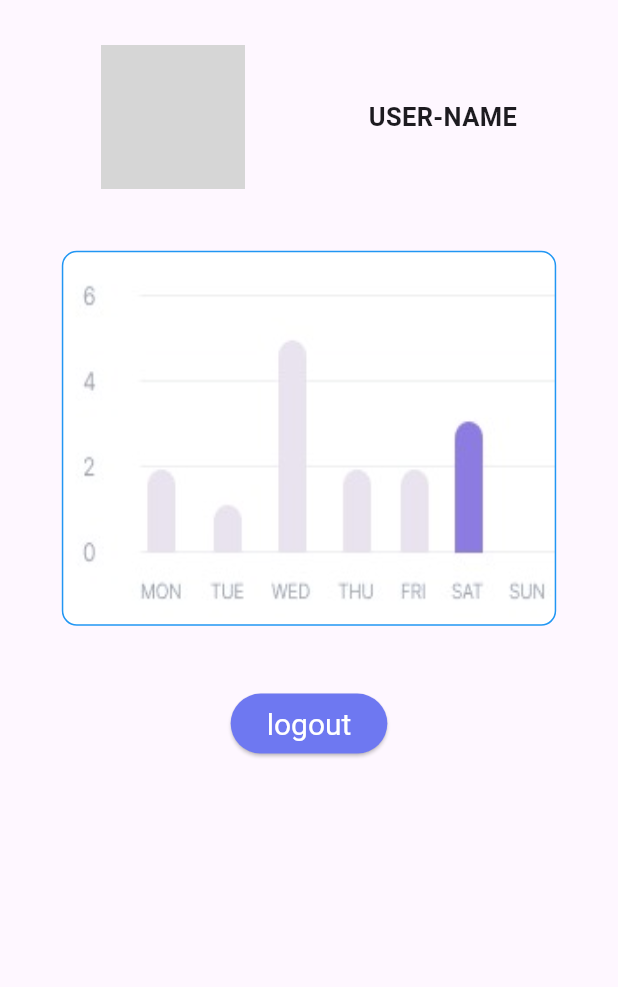
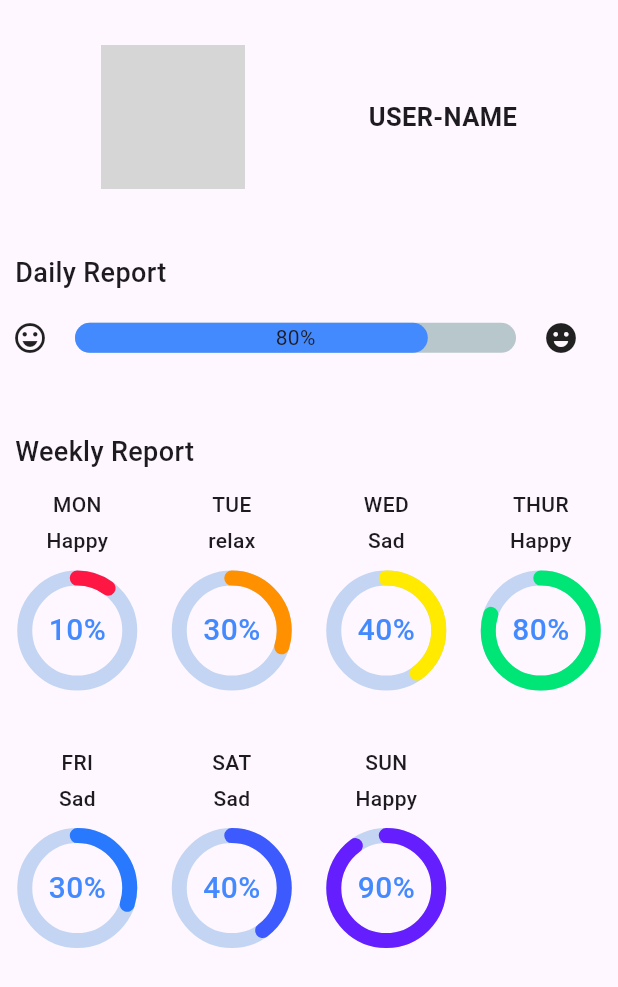
Before and after one commit to Linux-DEX/moodmate, a Flutter app: the SettigScreen screen opened directly, on a phone screen of 412 x 824 dp. Shown: the top 987 px of the screen. Run offline on Flutter 3.47's test engine with Material 3 defaults, Android fonts, the phone set to English and light mode, and no system bars; drawn by our look-alikes of percent_indicator; our stand-ins replace cloud_firestore, firebase_auth, firebase_core, fluttertoast, get, just_audio and 3 more; accounts and stored records are empty; network calls fail; grey boxes are pictures that could not be loaded.

Commit message:
design the profile page

```diff
--- /dev/null
+++ b/lib/reusable_widgets/day_report.dart
@@ -0,0 +1,42 @@
+import 'package:flutter/material.dart';
+import 'package:percent_indicator/linear_percent_indicator.dart';
+
+Container DailyReport(BuildContext context) {
+  return Container(
+    child: Row(
+      children: [
+        Padding(
+          padding: const EdgeInsets.all(8.0),
+          child: Icon(Icons.emoji_emotions_outlined),
+        ),
+        // Container(
+        //     margin: EdgeInsets.symmetric(vertical: 20),
+        //     width: 300,
+        //     height: 20,
+        //     child: ClipRRect(
+        //       borderRadius: BorderRadius.all(Radius.circular(10)),
+        //       child: LinearProgressIndicator(
+        //         value: 0.6,
+        //         valueColor: AlwaysStoppedAnimation<Color>(Color(0xff00ff00)),
+        //         backgroundColor: Color(0xffD6D6D6),
+        //       ),
+        //     ),
+        //   ),
+        LinearPercentIndicator(
+          width: MediaQuery.of(context).size.width - 98,
+          animation: true,
+          lineHeight: 20.0,
+          animationDuration: 2000,
+          percent: 0.8,
+          progressColor: Colors.blueAccent.shade200,
+          barRadius: Radius.circular(10),
+          center: Text("80%"),
+        ),
+        Padding(
+          padding: const EdgeInsets.all(8.0),
+          child: Icon(Icons.emoji_emotions_rounded),
+        ),
+      ],
+    ),
+  );
+}
--- /dev/null
+++ b/lib/reusable_widgets/weekly_report.dart
@@ -0,0 +1,77 @@
+import 'package:flutter/material.dart';
+import 'package:percent_indicator/circular_percent_indicator.dart';
+
+Column circular(int percentage, String day, String mood, Color colorOne) {
+  double per = percentage / 100;
+  return Column(
+    children: [
+      Padding(
+        padding: EdgeInsets.fromLTRB(10, 2, 10, 2),
+        child: Text(
+          day,
+          style: TextStyle(
+            fontWeight: FontWeight.w500
+          ),
+        ),
+      ),
+      Padding(
+        padding: EdgeInsets.fromLTRB(10, 2, 10, 2),
+        child: Text(
+          mood,
+          style: TextStyle(
+            fontWeight: FontWeight.w500
+          ),
+        ),
+      ),
+      Padding(
+        padding: const EdgeInsets.all(8.0),
+        child: Container(
+          child: CircularPercentIndicator(
+            animation: true,
+            animationDuration: 1000,
+            radius: 40,
+            lineWidth: 10,
+            // percent: 0.4,
+            percent: per,
+            // progressColor: Colors.blueAccent.shade200,
+            progressColor: colorOne,
+            backgroundColor: const Color.fromARGB(255, 195, 213, 242),
+            circularStrokeCap: CircularStrokeCap.round,
+            center: Text(
+              percentage.toStringAsFixed(0) + "%",
+              style: TextStyle(
+                  fontSize: 20,
+                  color: Colors.blueAccent,
+                  fontWeight: FontWeight.w500),
+            ),
+            // center: Icon(
+            //   Icons.accessibility_new_rounded,
+            //   color: Colors.blueAccent,
+            // ),
+          ),
+        ),
+      ),
+    ],
+  );
+}
+
+Container WeeklyReport(BuildContext context) {
+  return Container(
+    child: Expanded(
+        child: GridView.count(
+      crossAxisCount: 4,
+      // mainAxisSpacing: 10,
+      // crossAxisSpacing: 10,
+      childAspectRatio: 6/10,
+      children: [
+        circular(10, "MON", "Happy", Colors.redAccent.shade400),
+        circular(30, "TUE", "relax", Colors.orangeAccent.shade400),
+        circular(40, "WED", "Sad", Colors.yellowAccent.shade400),
+        circular(80, "THUR", "Happy", Colors.greenAccent.shade400),
+        circular(30, "FRI", "Sad", Colors.blueAccent.shade400),
+        circular(40, "SAT", "Sad", Colors.indigoAccent.shade400),
+        circular(90, "SUN", "Happy", Colors.deepPurpleAccent.shade400),
+      ],
+    )),
+  );
+}
--- a/lib/screens/settings_screen.dart
+++ b/lib/screens/settings_screen.dart
@@ -1,5 +1,7 @@
 import 'package:flutter/material.dart';
 import 'package:moodmate/main.dart';
+import 'package:moodmate/reusable_widgets/day_report.dart';
+import 'package:moodmate/reusable_widgets/weekly_report.dart';
 import 'package:moodmate/screens/welcome_page.dart';
 import 'package:shared_preferences/shared_preferences.dart';
 
@@ -16,6 +18,7 @@ class _SettigScreenState extends State<SettigScreen> {
     return Scaffold(
       body: SafeArea(
         child: Column(
+          crossAxisAlignment: CrossAxisAlignment.start,
           children: [
             Padding(
               padding: const EdgeInsets.fromLTRB(0, 30, 0, 0),
@@ -30,10 +33,10 @@ class _SettigScreenState extends State<SettigScreen> {
                       child: const CircleAvatar(
                         backgroundImage: NetworkImage(
                             "https://res.cloudinary.com/demo/image/facebook/65646572251.jpg"),
-                        ),
+                      ),
                     ),
                   ),
-                  SizedBox(width: MediaQuery.of(context).size.width*0.2),
+                  SizedBox(width: MediaQuery.of(context).size.width * 0.2),
                   Text(
                     "USER-NAME",
                     style: TextStyle(
@@ -44,50 +47,62 @@ class _SettigScreenState extends State<SettigScreen> {
                 ],
               ),
             ),
-            SizedBox(height: MediaQuery.of(context).size.height*0.05),
-            Container(
-              height: 250,
-              width: MediaQuery.of(context).size.width*0.8,
-              decoration: BoxDecoration(
-                border: Border.all(color: Colors.blue),
-                borderRadius: BorderRadius.all(Radius.circular(10)),
-                image: DecorationImage(
-                  image: AssetImage("assets/images/graph.jpg"),
-                  fit: BoxFit.fill,
+            SizedBox(height: MediaQuery.of(context).size.height * 0.05),
+            Padding(
+              padding: EdgeInsets.fromLTRB(10, 2, 10, 10),
+              child: Text(
+                "Daily Report",
+                textAlign: TextAlign.start,
+                style: TextStyle(
+                  fontSize: 18,
+                  fontWeight: FontWeight.w500,
                 ),
               ),
             ),
-            SizedBox(height: MediaQuery.of(context).size.height*0.05),
-            // Center(
-            //     child: Text(
-            //   "settings",
-            //   style: TextStyle(fontSize: 40),
-            // )),
-            ElevatedButton(
-              child: Text('logout', style: TextStyle(color: Colors.white),),
-              style: ElevatedButton.styleFrom(
-                  // padding: EdgeInsets.fromLTRB(
-                  //     MediaQuery.of(context).size.width * 0.2,
-                  //     20,
-                  //     MediaQuery.of(context).size.width * 0.2,
-                  //     20),
-                  primary: Color.fromARGB(255, 110, 120, 241),
-                  textStyle: const TextStyle(
-                    color: Colors.white,
-                    fontSize: 20,
-                  )),
-              onPressed: () async {
-                var sharedPref = await SharedPreferences.getInstance();
-                sharedPref.setBool(splashPageState.KEYLOGIN, false);
+            DailyReport(context),
+            SizedBox(height: MediaQuery.of(context).size.height * 0.05),
+            Padding(
+              padding: EdgeInsets.fromLTRB(10, 2, 10, 10),
+              child: Text(
+                "Weekly Report",
+                textAlign: TextAlign.start,
+                style: TextStyle(
+                  fontSize: 18,
+                  fontWeight: FontWeight.w500,
+                ),
+              ),
+            ),
+            WeeklyReport(context),
+            SizedBox(height: MediaQuery.of(context).size.height * 0.05),
+            // ! Logo Out button
+            // ElevatedButton(
+            //   child: Text(
+            //     'logout',
+            //     style: TextStyle(color: Colors.white),
+            //   ),
+            //   style: ElevatedButton.styleFrom(
+            //       // padding: EdgeInsets.fromLTRB(
+            //       //     MediaQuery.of(context).size.width * 0.2,
+            //       //     20,
+            //       //     MediaQuery.of(context).size.width * 0.2,
+            //       //     20),
+            //       primary: Color.fromARGB(255, 110, 120, 241),
+            //       textStyle: const TextStyle(
+            //         color: Colors.white,
+            //         fontSize: 20,
+            //       )),
+            //   onPressed: () async {
+            //     var sharedPref = await SharedPreferences.getInstance();
+            //     sharedPref.setBool(splashPageState.KEYLOGIN, false);
 
-                Navigator.pushReplacement(
-                  context,
-                  MaterialPageRoute(
-                    builder: (context) => WelcomePage(),
-                  ),
-                );
-              },
-            ),
+            //     Navigator.pushReplacement(
+            //       context,
+            //       MaterialPageRoute(
+            //         builder: (context) => WelcomePage(),
+            //       ),
+            //     );
+            //   },
+            // ),
           ],
         ),
       ),
--- a/pubspec.yaml
+++ b/pubspec.yaml
@@ -44,6 +44,7 @@ dependencies:
   just_audio: ^0.9.36
   cloud_firestore: ^4.13.3
   fluttertoast: ^8.2.4
+  percent_indicator: ^4.2.3
 
 dev_dependencies:
   flutter_test:
```
Also changed, not shown: flutter_01.png (added), pubspec.lock, 1 other file.
